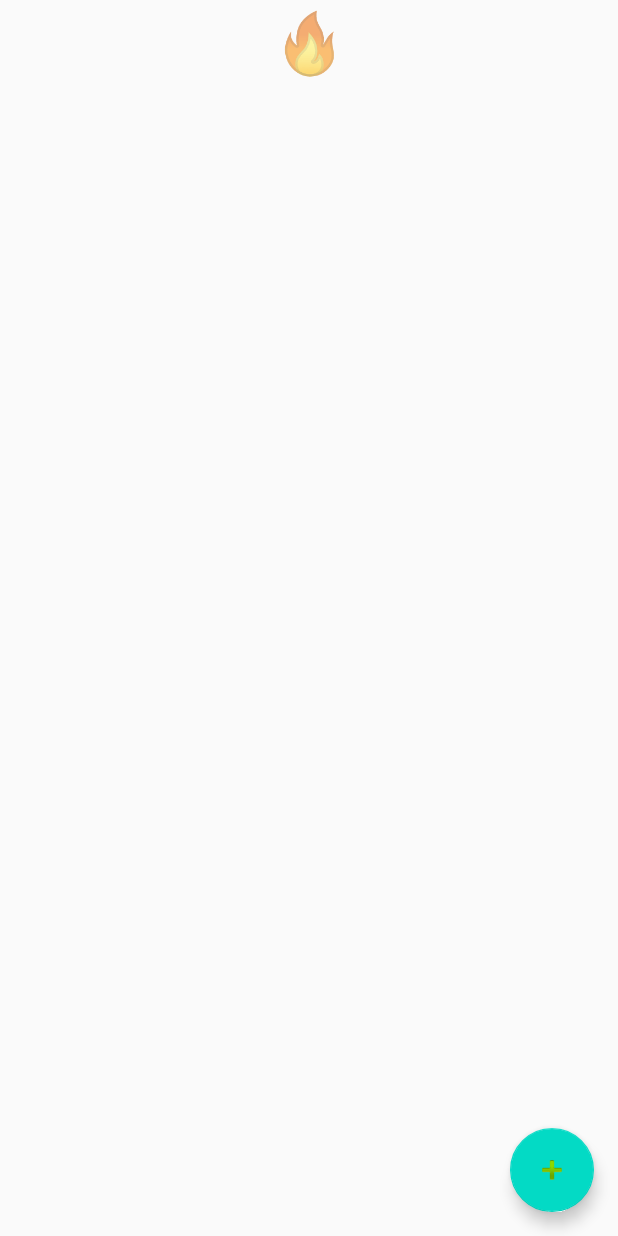
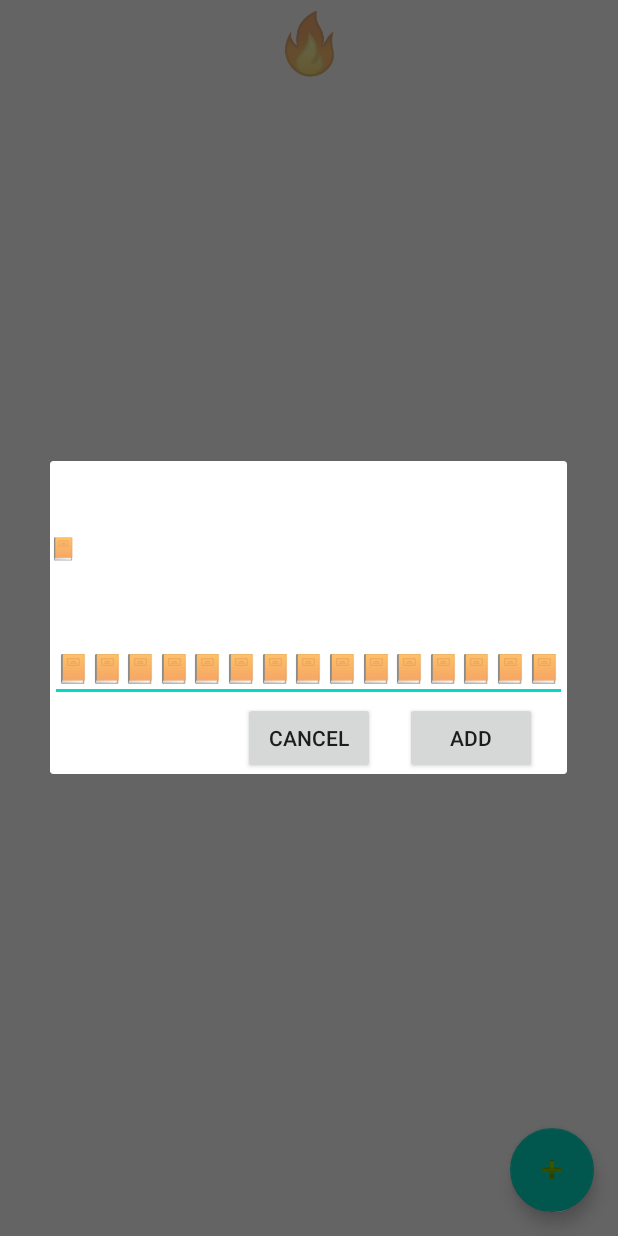
Before and after one commit to zderick/FireBook2020, an Android app: the screen it shows after launch (MainActivity), after a tap on an icon or button, on a phone screen of 412 x 824 dp. Run offline under Robolectric (Android 15) with nearby library versions, the light colour scheme and no system bars; our stand-ins replace Firebase (no records; nobody signed in at launch, a user with empty details on screens opened directly).

Commit message:
Add todoDialog

```diff
--- /dev/null
+++ b/app/src/main/java/com/cdcompany/firebook/AddTodoDialogFragment.kt
@@ -0,0 +1,23 @@
+package com.cdcompany.firebook
+
+import android.os.Bundle
+import android.view.LayoutInflater
+import android.view.View
+import android.view.ViewGroup
+import androidx.fragment.app.DialogFragment
+
+class AddTodoDialogFragment : DialogFragment() {
+
+    companion object {
+        val TAG : String = "AddTodoDialogFragment"
+    }
+
+    override fun onCreateView(
+        inflater: LayoutInflater,
+        container: ViewGroup?,
+        savedInstanceState: Bundle?
+    ): View? {
+        return layoutInflater.inflate(R.layout.add_todo_dialog, container, false)
+//        return super.onCreateView(inflater, container, savedInstanceState)
+    }
+}
--- a/app/src/main/java/com/cdcompany/firebook/MainActivity.kt
+++ b/app/src/main/java/com/cdcompany/firebook/MainActivity.kt
@@ -58,6 +58,7 @@ class MainActivity : AppCompatActivity() {
 
         findViewById<FloatingActionButton>(R.id.fab).setOnClickListener { view ->
 //            dateController.addTodo()
+            AddTodoDialogFragment().show(supportFragmentManager, AddTodoDialogFragment.TAG)
             dateController.addTodoTest(testNumber++)
 
 //            Snackbar.make(view, "Replace with your own action", Snackbar.LENGTH_LONG)
--- /dev/null
+++ b/app/src/main/res/layout/add_todo_dialog.xml
@@ -0,0 +1,44 @@
+<?xml version="1.0" encoding="utf-8"?>
+<androidx.constraintlayout.widget.ConstraintLayout
+    xmlns:android="http://schemas.android.com/apk/res/android"
+    xmlns:app="http://schemas.android.com/apk/res-auto"
+    xmlns:tools="http://schemas.android.com/tools"
+    android:layout_width="match_parent"
+    android:layout_height="match_parent">
+
+    <TextView
+        android:id="@+id/header"
+        android:layout_width="match_parent"
+        android:layout_height="wrap_content"
+        android:hint="@string/book_emoji"
+        app:layout_constraintBottom_toTopOf="@id/todo_description"
+        app:layout_constraintTop_toTopOf="parent" />
+
+    <EditText
+        android:id="@+id/todo_description"
+        android:layout_width="match_parent"
+        android:layout_height="match_parent"
+        android:hint="@string/books_emoji"
+        app:layout_constraintBottom_toBottomOf="parent"
+        app:layout_constraintTop_toBottomOf="@id/header"
+    />
+
+    <Button
+        android:id="@+id/button2"
+        android:layout_width="wrap_content"
+        android:layout_height="wrap_content"
+        android:text="Cancel"
+        app:layout_constraintBottom_toBottomOf="parent"
+        app:layout_constraintEnd_toEndOf="parent"
+        app:layout_constraintStart_toStartOf="parent"
+        app:layout_constraintTop_toBottomOf="@+id/todo_description" />
+
+    <Button
+        android:layout_width="wrap_content"
+        android:layout_height="wrap_content"
+        android:text="Add"
+        app:layout_constraintBottom_toBottomOf="parent"
+        app:layout_constraintEnd_toEndOf="parent"
+        app:layout_constraintStart_toEndOf="@+id/button2"
+        app:layout_constraintTop_toBottomOf="@+id/todo_description" />
+</androidx.constraintlayout.widget.ConstraintLayout>
--- a/app/src/main/res/values/strings.xml
+++ b/app/src/main/res/values/strings.xml
@@ -9,4 +9,6 @@
 
     <string name="fire_emoji">🔥</string>
     <string name="book_emoji">📙</string>
+    <string name="books_emoji">📙📙📙📙📙📙📙📙📙📙📙📙📙📙📙</string>
+
 </resources>
```
